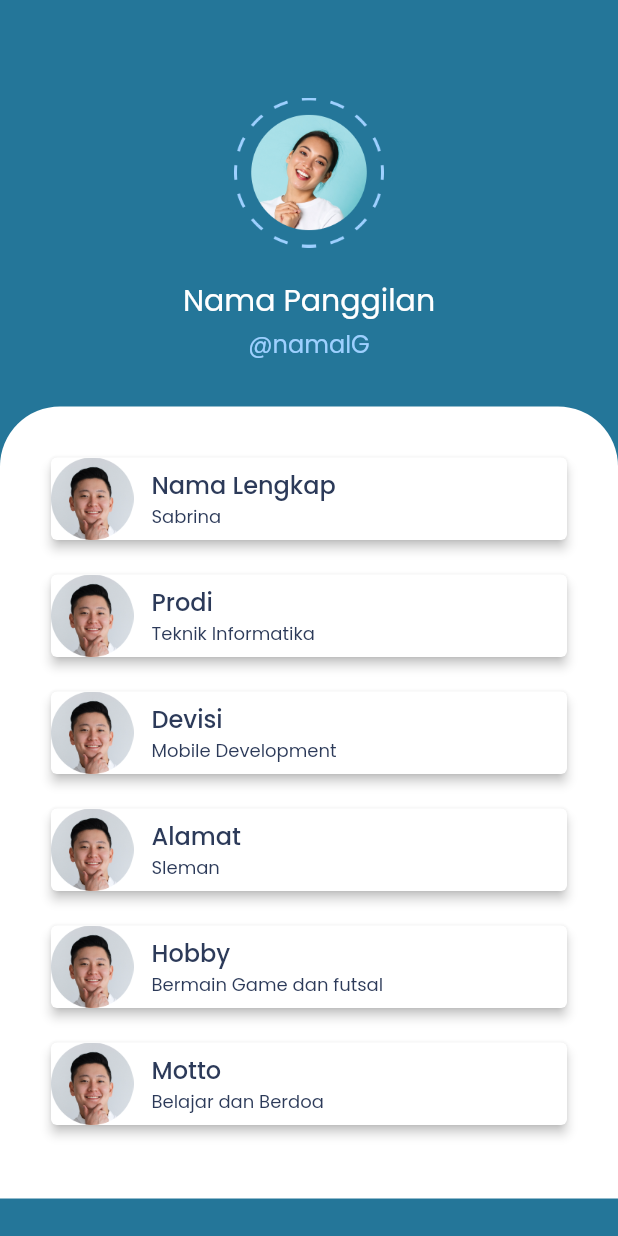
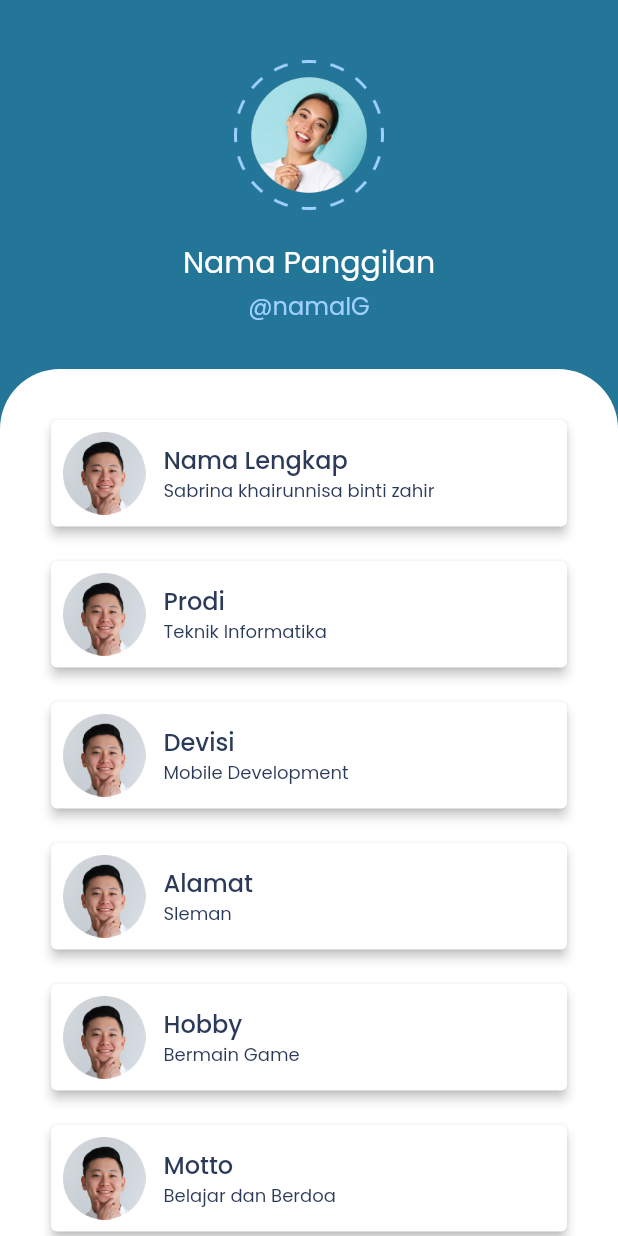
Before and after one commit to safitri02/Itc-Profile, a Flutter app: the HomePage screen opened directly, on a phone screen of 412 x 824 dp. Run offline on Flutter 3.47's test engine with Material 2 defaults, Android fonts, the phone set to English and light mode, and no system bars.

Commit message:
fix some bugs

```diff
--- a/lib/pages/home_page.dart
+++ b/lib/pages/home_page.dart
@@ -56,7 +56,8 @@ class HomePage extends StatelessWidget {
                   child: Column(
                     crossAxisAlignment: CrossAxisAlignment.start,
                     children: [
-                      buildCard("Nama Lengkap", "Sabrina"),
+                      buildCard(
+                          "Nama Lengkap", "Sabrina khairunnisa binti zahir"),
                       SizedBox(
                         height: 15,
                       ),
@@ -73,7 +74,7 @@ class HomePage extends StatelessWidget {
                         height: 15,
                       ),
 
-                      buildCard("Hobby", "Bermain Game dan futsal"),
+                      buildCard("Hobby", "Bermain Game"),
                       SizedBox(
                         height: 15,
                       ),
@@ -151,6 +152,8 @@ class HomePage extends StatelessWidget {
   Card buildCard(String judul, String isi) {
     return Card(
       elevation: 3,
+      child: Padding(
+        padding: const EdgeInsets.all(8.0),
         child: Row(
           //__ Nama __
           children: [
@@ -178,6 +181,7 @@ class HomePage extends StatelessWidget {
             // Spacer(),
           ],
         ),
+      ),
     );
   }
 }
```
Also changed, not shown: pubspec.lock, 1 other file. Lines whose indentation alone changed are shown as unchanged.
